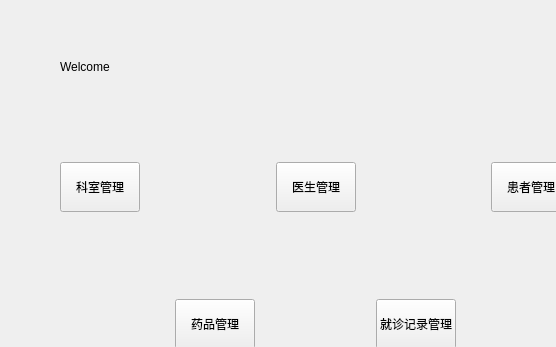
Old version of the form homeview.ui in the repository Meroasis/QtMedicinesystem; both pictures show x 0 to 556 and y 0 to 347 of the 640 by 500 pixel window.
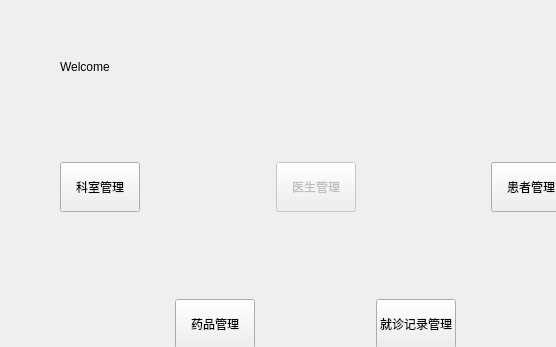
New version of the form.

Patch:
```diff
--- a/homeview.ui
+++ b/homeview.ui
@@ -82,6 +82,9 @@
       </item>
       <item>
        <widget class="QPushButton" name="BtnDoctor">
+        <property name="enabled">
+         <bool>false</bool>
+        </property>
         <property name="sizePolicy">
          <sizepolicy hsizetype="Fixed" vsizetype="Fixed">
           <horstretch>0</horstretch>
```
